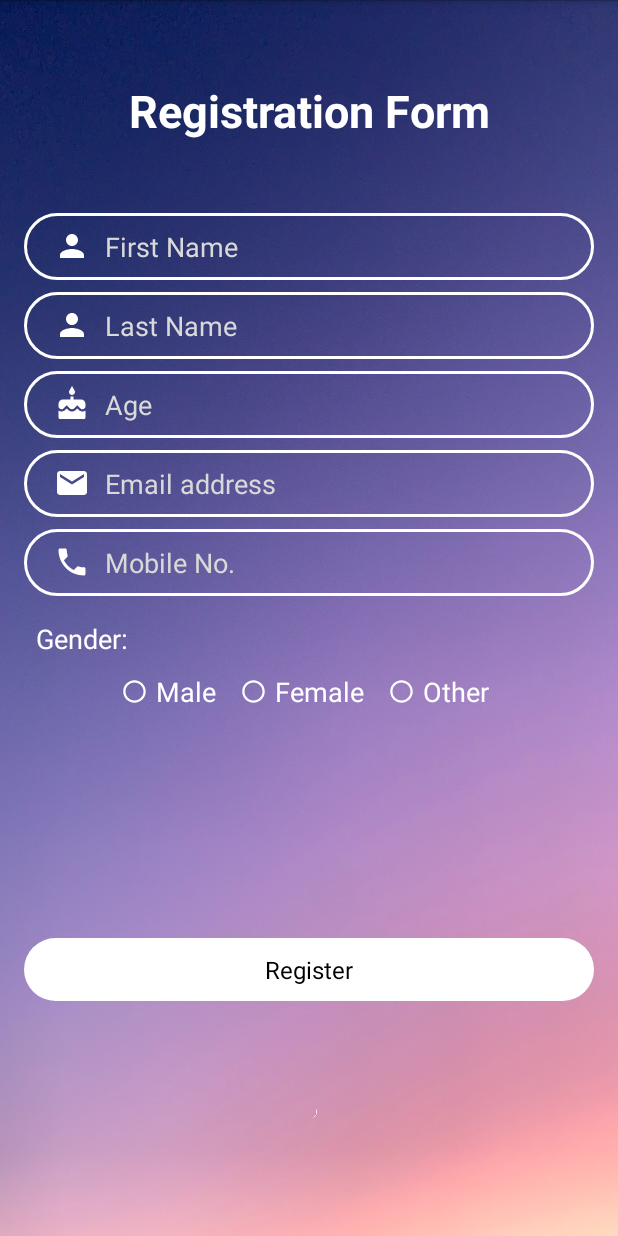
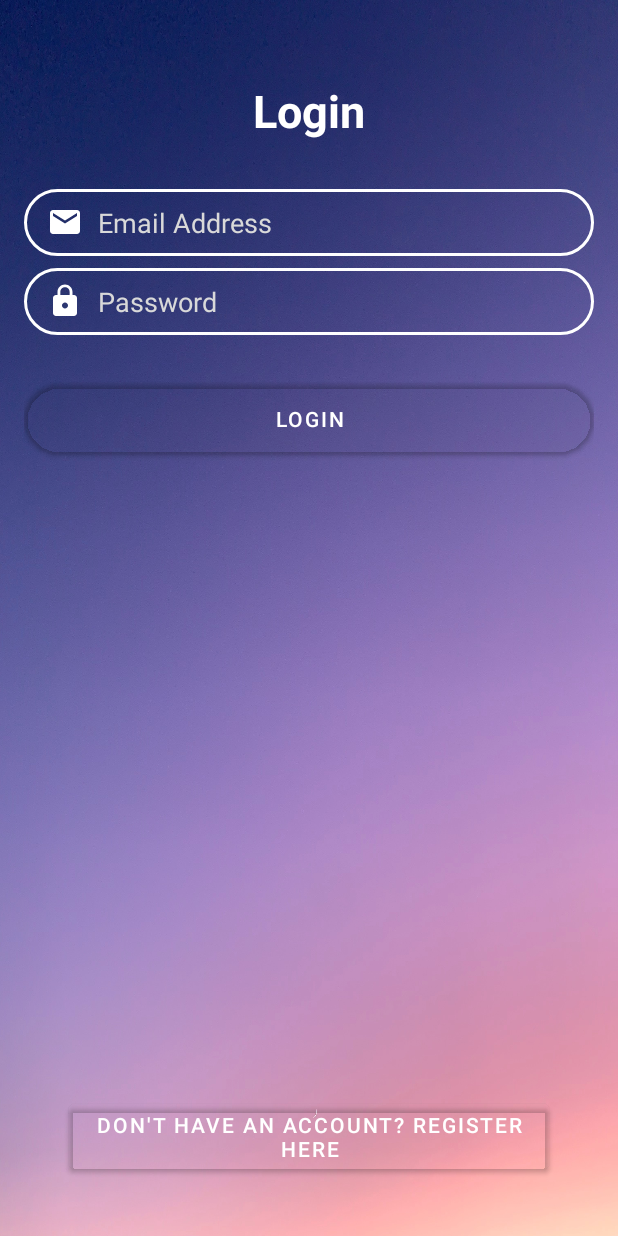
Before and after one commit to RegishGeorge/registration_form, an Android app: the screen it shows after launch (MainActivity before the commit, LoginActivity after it), on a phone screen of 412 x 824 dp. Run offline under Robolectric (Android 15) with nearby library versions, the phone set to English and light mode, and no system bars.

Commit message:
Added login activity

```diff
--- /dev/null
+++ b/app/src/main/java/com/example/registrationform/LoginActivity.java
@@ -0,0 +1,28 @@
+package com.example.registrationform;
+
+import androidx.appcompat.app.AppCompatActivity;
+
+import android.content.Intent;
+import android.os.Bundle;
+import android.view.View;
+import android.widget.Button;
+
+public class LoginActivity extends AppCompatActivity {
+
+    Button registerButton;
+
+    @Override
+    protected void onCreate(Bundle savedInstanceState) {
+        super.onCreate(savedInstanceState);
+        setContentView(R.layout.activity_login);
+
+        registerButton = findViewById(R.id.buttonRegister);
+        registerButton.setOnClickListener(new View.OnClickListener() {
+            @Override
+            public void onClick(View v) {
+                Intent intent = new Intent(LoginActivity.this, MainActivity.class);
+                startActivity(intent);
+            }
+        });
+    }
+}
--- /dev/null
+++ b/app/src/main/res/drawable/ic_password.xml
@@ -0,0 +1,5 @@
+<vector android:height="24dp" android:tint="#FFFFFF"
+    android:viewportHeight="24" android:viewportWidth="24"
+    android:width="24dp" xmlns:android="http://schemas.android.com/apk/res/android">
+    <path android:fillColor="@android:color/white" android:pathData="M18,8h-1L17,6c0,-2.76 -2.24,-5 -5,-5S7,3.24 7,6v2L6,8c-1.1,0 -2,0.9 -2,2v10c0,1.1 0.9,2 2,2h12c1.1,0 2,-0.9 2,-2L20,10c0,-1.1 -0.9,-2 -2,-2zM12,17c-1.1,0 -2,-0.9 -2,-2s0.9,-2 2,-2 2,0.9 2,2 -0.9,2 -2,2zM15.1,8L8.9,8L8.9,6c0,-1.71 1.39,-3.1 3.1,-3.1 1.71,0 3.1,1.39 3.1,3.1v2z"/>
+</vector>
--- /dev/null
+++ b/app/src/main/res/layout/activity_login.xml
@@ -0,0 +1,89 @@
+<?xml version="1.0" encoding="utf-8"?>
+<androidx.constraintlayout.widget.ConstraintLayout xmlns:android="http://schemas.android.com/apk/res/android"
+    xmlns:app="http://schemas.android.com/apk/res-auto"
+    xmlns:tools="http://schemas.android.com/tools"
+    android:layout_width="match_parent"
+    android:layout_height="match_parent"
+    android:background="@mipmap/form_bg"
+    android:padding="16dp"
+    tools:context=".LoginActivity">
+
+    <TextView
+        android:id="@+id/textLogin"
+        android:layout_width="wrap_content"
+        android:layout_height="wrap_content"
+        android:text="Login"
+        android:textColor="@color/white"
+        android:textSize="30sp"
+        android:textStyle="bold"
+        app:layout_constraintBottom_toBottomOf="parent"
+        app:layout_constraintEnd_toEndOf="parent"
+        app:layout_constraintStart_toStartOf="parent"
+        app:layout_constraintTop_toTopOf="parent"
+        app:layout_constraintVertical_bias="0.050000012" />
+
+    <EditText
+        android:id="@+id/editTextEmail"
+        android:layout_width="0dp"
+        android:layout_height="wrap_content"
+        android:layout_marginTop="32dp"
+        android:background="@drawable/input_bg"
+        android:drawableStart="@drawable/ic_email"
+        android:drawablePadding="10dp"
+        android:ems="10"
+        android:hint="Email Address"
+        android:inputType="textEmailAddress"
+        android:paddingStart="15dp"
+        android:paddingTop="10dp"
+        android:paddingEnd="10dp"
+        android:paddingBottom="10dp"
+        android:textColor="@color/white"
+        android:textColorHint="@color/gray"
+        app:layout_constraintEnd_toEndOf="parent"
+        app:layout_constraintStart_toStartOf="parent"
+        app:layout_constraintTop_toBottomOf="@+id/textLogin" />
+
+    <EditText
+        android:id="@+id/editTextPassword"
+        android:layout_width="0dp"
+        android:layout_height="wrap_content"
+        android:layout_marginTop="8dp"
+        android:background="@drawable/input_bg"
+        android:drawableStart="@drawable/ic_password"
+        android:drawablePadding="10dp"
+        android:ems="10"
+        android:hint="Password"
+        android:inputType="textPassword"
+        android:paddingStart="15dp"
+        android:paddingTop="10dp"
+        android:paddingEnd="10dp"
+        android:paddingBottom="10dp"
+        android:textColor="@color/white"
+        android:textColorHint="@color/gray"
+        app:layout_constraintEnd_toEndOf="parent"
+        app:layout_constraintStart_toStartOf="parent"
+        app:layout_constraintTop_toBottomOf="@+id/editTextEmail" />
+
+    <Button
+        android:id="@+id/buttonLogin"
+        android:layout_width="0dp"
+        android:layout_height="wrap_content"
+        android:background="@drawable/btn_bg"
+        android:text="Login"
+        android:layout_marginTop="32dp"
+        app:layout_constraintEnd_toEndOf="parent"
+        app:layout_constraintStart_toStartOf="parent"
+        app:layout_constraintTop_toBottomOf="@+id/editTextPassword" />
+
+    <Button
+        android:id="@+id/buttonRegister"
+        android:layout_width="wrap_content"
+        android:layout_height="wrap_content"
+        android:text="Don't have an account? Register here"
+        app:layout_constraintBottom_toBottomOf="parent"
+        app:layout_constraintEnd_toEndOf="parent"
+        app:layout_constraintStart_toStartOf="parent"
+        app:layout_constraintTop_toBottomOf="@+id/buttonLogin"
+        app:layout_constraintVertical_bias="0.95" />
+
+</androidx.constraintlayout.widget.ConstraintLayout>
--- a/app/src/main/res/layout/activity_main.xml
+++ b/app/src/main/res/layout/activity_main.xml
@@ -8,8 +8,9 @@
     android:padding="16dp"
     tools:context=".MainActivity">
 
+
     <TextView
-        android:id="@+id/textView"
+        android:id="@+id/textViewTitle"
         android:layout_width="wrap_content"
         android:layout_height="wrap_content"
         android:text="Registration Form"
@@ -23,176 +24,214 @@
         app:layout_constraintVertical_bias="0.050000012" />
 
     <EditText
-        android:id="@+id/edit_txt_fname"
-        android:layout_width="match_parent"
+        android:id="@+id/editTextFname"
+        android:layout_width="0dp"
         android:layout_height="wrap_content"
-        android:layout_marginTop="48dp"
+        android:layout_marginTop="32dp"
         android:background="@drawable/input_bg"
         android:drawableStart="@drawable/ic_person"
         android:drawablePadding="10dp"
+        android:ems="10"
         android:hint="First Name"
         android:inputType="textPersonName"
-        android:paddingLeft="20dp"
+        android:paddingStart="15dp"
         android:paddingTop="10dp"
-        android:paddingRight="10dp"
+        android:paddingEnd="10dp"
         android:paddingBottom="10dp"
         android:textColor="@color/white"
         android:textColorHint="@color/gray"
         app:layout_constraintEnd_toEndOf="parent"
         app:layout_constraintStart_toStartOf="parent"
-        app:layout_constraintTop_toBottomOf="@+id/textView" />
+        app:layout_constraintTop_toBottomOf="@+id/textViewTitle" />
 
     <EditText
-        android:id="@+id/edit_txt_lname"
-        android:layout_width="match_parent"
+        android:id="@+id/editTextLname"
+        android:layout_width="0dp"
         android:layout_height="wrap_content"
         android:layout_marginTop="8dp"
         android:background="@drawable/input_bg"
         android:drawableStart="@drawable/ic_person"
         android:drawablePadding="10dp"
+        android:ems="10"
         android:hint="Last Name"
         android:inputType="textPersonName"
-        android:paddingLeft="20dp"
+        android:paddingStart="15dp"
         android:paddingTop="10dp"
-        android:paddingRight="10dp"
+        android:paddingEnd="10dp"
         android:paddingBottom="10dp"
         android:textColor="@color/white"
         android:textColorHint="@color/gray"
         app:layout_constraintEnd_toEndOf="parent"
         app:layout_constraintStart_toStartOf="parent"
-        app:layout_constraintTop_toBottomOf="@+id/edit_txt_fname" />
+        app:layout_constraintTop_toBottomOf="@+id/editTextFname" />
 
     <EditText
-        android:id="@+id/edit_txt_age"
-        android:layout_width="match_parent"
+        android:id="@+id/editTextAge"
+        android:layout_width="0dp"
         android:layout_height="wrap_content"
         android:layout_marginTop="8dp"
         android:background="@drawable/input_bg"
         android:drawableStart="@drawable/ic_cake"
         android:drawablePadding="10dp"
+        android:ems="10"
         android:hint="Age"
         android:inputType="number"
-        android:maxLength="3"
-        android:paddingLeft="20dp"
+        android:paddingStart="15dp"
         android:paddingTop="10dp"
-        android:paddingRight="10dp"
+        android:paddingEnd="10dp"
         android:paddingBottom="10dp"
         android:textColor="@color/white"
         android:textColorHint="@color/gray"
         app:layout_constraintEnd_toEndOf="parent"
         app:layout_constraintStart_toStartOf="parent"
-        app:layout_constraintTop_toBottomOf="@+id/edit_txt_lname" />
+        app:layout_constraintTop_toBottomOf="@+id/editTextLname" />
 
     <EditText
-        android:id="@+id/edit_txt_email"
-        android:layout_width="match_parent"
+        android:id="@+id/editTextMobile"
+        android:layout_width="0dp"
+        android:layout_height="wrap_content"
+        android:layout_marginTop="8dp"
+        android:background="@drawable/input_bg"
+        android:drawableStart="@drawable/ic_phone"
+        android:drawablePadding="10dp"
+        android:ems="10"
+        android:hint="Mobile No."
+        android:inputType="phone"
+        android:maxLength="10"
+        android:paddingStart="15dp"
+        android:paddingTop="10dp"
+        android:paddingEnd="10dp"
+        android:paddingBottom="10dp"
+        android:textColor="@color/white"
+        android:textColorHint="@color/gray"
+        app:layout_constraintEnd_toEndOf="parent"
+        app:layout_constraintStart_toStartOf="parent"
+        app:layout_constraintTop_toBottomOf="@+id/editTextAge" />
+
+    <EditText
+        android:id="@+id/editTextEmail"
+        android:layout_width="0dp"
         android:layout_height="wrap_content"
         android:layout_marginTop="8dp"
         android:background="@drawable/input_bg"
         android:drawableStart="@drawable/ic_email"
         android:drawablePadding="10dp"
-        android:hint="Email address"
+        android:ems="10"
+        android:hint="Email Address"
         android:inputType="textEmailAddress"
-        android:paddingLeft="20dp"
+        android:paddingStart="15dp"
         android:paddingTop="10dp"
-        android:paddingRight="10dp"
+        android:paddingEnd="10dp"
         android:paddingBottom="10dp"
         android:textColor="@color/white"
         android:textColorHint="@color/gray"
         app:layout_constraintEnd_toEndOf="parent"
         app:layout_constraintStart_toStartOf="parent"
-        app:layout_constraintTop_toBottomOf="@+id/edit_txt_age" />
+        app:layout_constraintTop_toBottomOf="@+id/editTextMobile" />
 
     <EditText
-        android:id="@+id/edit_txt_mobile"
-        android:layout_width="match_parent"
+        android:id="@+id/editTextPassword"
+        android:layout_width="0dp"
         android:layout_height="wrap_content"
         android:layout_marginTop="8dp"
         android:background="@drawable/input_bg"
-        android:drawableStart="@drawable/ic_phone"
+        android:drawableStart="@drawable/ic_password"
         android:drawablePadding="10dp"
-        android:hint="Mobile No."
-        android:inputType="number"
-        android:maxLength="10"
-        android:paddingLeft="20dp"
+        android:ems="10"
+        android:hint="Password"
+        android:inputType="textPassword"
+        android:paddingStart="15dp"
         android:paddingTop="10dp"
-        android:paddingRight="10dp"
+        android:paddingEnd="10dp"
         android:paddingBottom="10dp"
         android:textColor="@color/white"
         android:textColorHint="@color/gray"
         app:layout_constraintEnd_toEndOf="parent"
         app:layout_constraintStart_toStartOf="parent"
-        app:layout_constraintTop_toBottomOf="@+id/edit_txt_email" />
+        app:layout_constraintTop_toBottomOf="@+id/editTextEmail" />
+
+    <EditText
+        android:id="@+id/editTextConfirmPassword"
+        android:layout_width="0dp"
+        android:layout_height="wrap_content"
+        android:layout_marginTop="8dp"
+        android:background="@drawable/input_bg"
+        android:drawableStart="@drawable/ic_password"
+        android:drawablePadding="10dp"
+        android:ems="10"
+        android:hint="Confirm Password"
+        android:inputType="textPassword"
+        android:paddingStart="15dp"
+        android:paddingTop="10dp"
+        android:paddingEnd="10dp"
+        android:paddingBottom="10dp"
+        android:textColor="@color/white"
+        android:textColorHint="@color/gray"
+        app:layout_constraintEnd_toEndOf="parent"
+        app:layout_constraintStart_toStartOf="parent"
+        app:layout_constraintTop_toBottomOf="@+id/editTextPassword" />
 
     <TextView
-        android:id="@+id/textView2"
+        android:id="@+id/textViewGender"
         android:layout_width="wrap_content"
         android:layout_height="wrap_content"
-        android:layout_marginStart="8dp"
+        android:layout_marginStart="16dp"
         android:layout_marginTop="16dp"
         android:text="Gender:"
         android:textColor="@color/white"
         android:textSize="18sp"
         app:layout_constraintStart_toStartOf="parent"
-        app:layout_constraintTop_toBottomOf="@+id/edit_txt_mobile" />
+        app:layout_constraintTop_toBottomOf="@+id/editTextConfirmPassword" />
 
     <RadioGroup
         android:id="@+id/radioGroup"
         android:layout_width="wrap_content"
         android:layout_height="wrap_content"
+        android:layout_marginTop="8dp"
         android:orientation="horizontal"
         app:layout_constraintEnd_toEndOf="parent"
         app:layout_constraintStart_toStartOf="parent"
-        app:layout_constraintTop_toBottomOf="@+id/textView2">
+        app:layout_constraintTop_toBottomOf="@+id/textViewGender">
 
         <RadioButton
-            android:id="@+id/rbtn_male"
-            android:layout_width="wrap_content"
+            android:id="@+id/radioButtonMale"
+            android:layout_width="match_parent"
             android:layout_height="wrap_content"
-            android:layout_margin="5dp"
+            android:layout_margin="10dp"
             android:button="@drawable/custom_radio_button"
             android:padding="5dp"
             android:text="Male"
-            android:textColor="@color/white"
-            android:textSize="18sp" />
+            android:textColor="@color/white" />
 
         <RadioButton
-            android:id="@+id/rbtn_female"
-            android:layout_width="wrap_content"
+            android:id="@+id/radioButtonFemale"
+            android:layout_width="match_parent"
             android:layout_height="wrap_content"
-            android:layout_margin="5dp"
+            android:layout_margin="10dp"
             android:button="@drawable/custom_radio_button"
             android:padding="5dp"
             android:text="Female"
-            android:textColor="@color/white"
-            android:textSize="18sp" />
+            android:textColor="@color/white" />
 
         <RadioButton
-            android:id="@+id/rbtn_other"
-            android:layout_width="wrap_content"
+            android:id="@+id/radioButtonOther"
+            android:layout_width="match_parent"
             android:layout_height="wrap_content"
-            android:layout_margin="5dp"
+            android:layout_margin="10dp"
             android:button="@drawable/custom_radio_button"
             android:padding="5dp"
             android:text="Other"
-            android:textColor="@color/white"
-            android:textSize="18sp" />
-
+            android:textColor="@color/white" />
     </RadioGroup>
 
-    <androidx.appcompat.widget.AppCompatButton
-        android:id="@+id/btn_submit"
-        android:layout_width="match_parent"
+    <Button
+        android:id="@+id/buttonRegister"
+        android:layout_width="0dp"
         android:layout_height="wrap_content"
         android:background="@drawable/btn_bg"
-        android:paddingTop="10dp"
-        android:paddingBottom="10dp"
         android:text="Register"
-        android:textAlignment="center"
-        android:textColor="@color/black"
         app:layout_constraintBottom_toBottomOf="parent"
         app:layout_constraintEnd_toEndOf="parent"
         app:layout_constraintStart_toStartOf="parent"
         app:layout_constraintTop_toBottomOf="@+id/radioGroup" />
-
 </androidx.constraintlayout.widget.ConstraintLayout>
```
Also changed, not shown: app/src/main/AndroidManifest.xml (+6 -2 lines), app/src/main/java/com/example/registrationform/MainActivity.java (+44 -49 lines).
